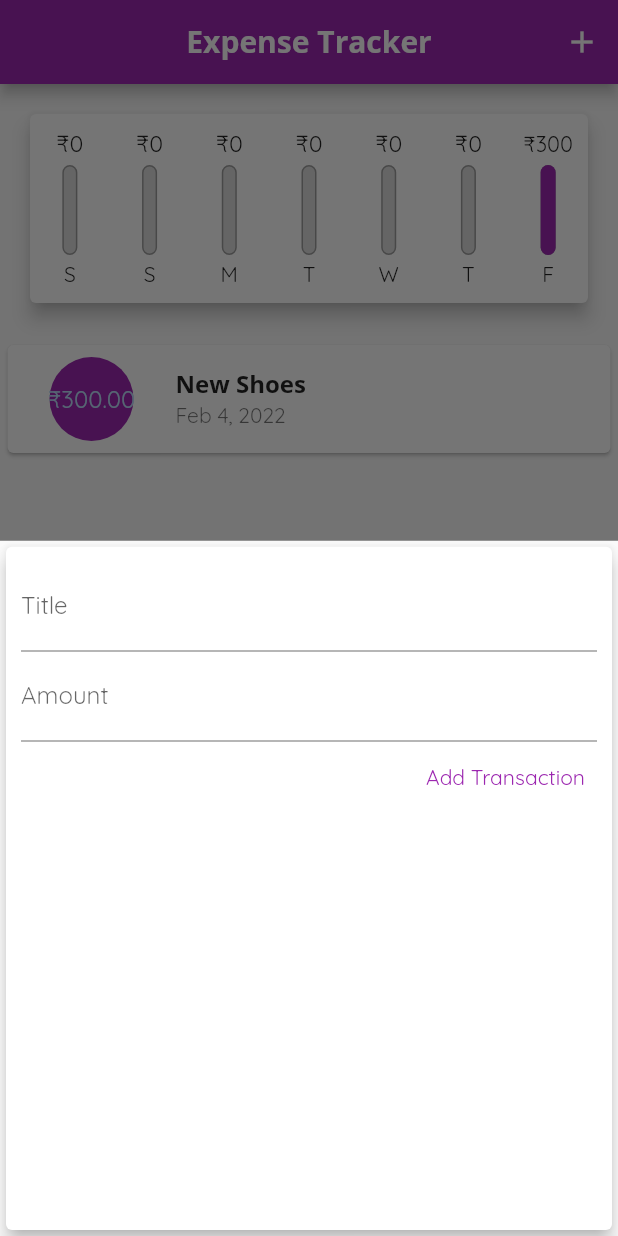
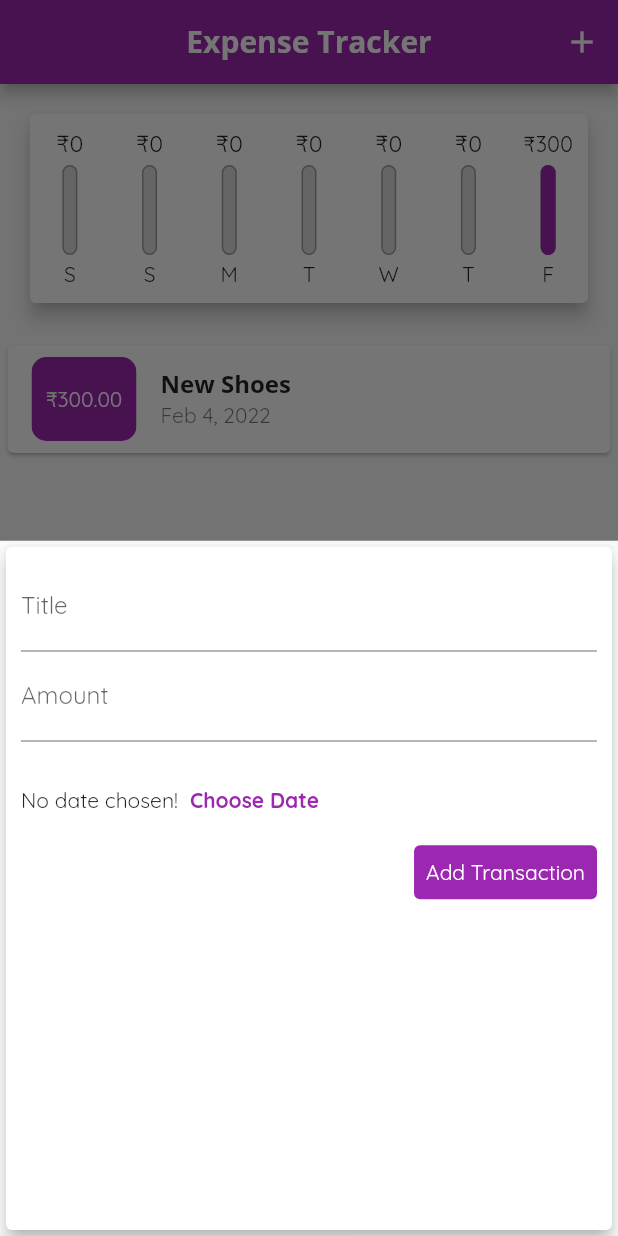
Before and after one commit to Dhrumi-Kansara/flutter-expense-tracker, a Flutter app: the screen it shows after launch, after a tap on the "add" icon, on a phone screen of 412 x 824 dp. Run offline on Flutter 3.47's test engine with Material 2 defaults, Android fonts, the phone set to English and light mode, and no system bars.

Commit message:
added: date in add new transaction

```diff
--- a/lib/main.dart
+++ b/lib/main.dart
@@ -34,7 +34,9 @@ class MyApp extends StatelessWidget {
             fontSize: 20,
             fontWeight: FontWeight.w700,
           ),
+
         ),
+
       ),
       home: MyHomePage(),
     );
--- a/lib/widgets/add_transaction.dart
+++ b/lib/widgets/add_transaction.dart
@@ -22,8 +22,8 @@ class _AddTransactionState extends State<AddTransaction> {
     if (!title.isEmpty && double.tryParse(amountStr) != false) {
       double amount = double.parse(amountStr);
       if (amount >= 0) {
-
-        widget.addNewTransaction(amount: amount, title: widget.titleController.text);
+        widget.addNewTransaction(
+            amount: amount, title: widget.titleController.text);
         widget.titleController.clear();
         widget.amountController.clear();
       }
@@ -50,10 +50,26 @@ class _AddTransactionState extends State<AddTransaction> {
               decoration: InputDecoration(labelText: 'Amount'),
               onSubmitted: (_) => onSubmit(),
             ),
+            SizedBox(
+              height: 15,
+            ),
+            Row(
+              children: [
+                Text('No date chosen!'),
+                TextButton(
+                  onPressed: () {},
+                  child: Text(
+                    'Choose Date',
+                    style: TextStyle(fontWeight: FontWeight.bold),
+                  ),
+                ),
+              ],
+            ),
             TextButton(
               onPressed: onSubmit,
               style: ButtonStyle(
-                foregroundColor: MaterialStateProperty.all(Colors.purple),
+                backgroundColor: MaterialStateProperty.all(Theme.of(context).colorScheme.primary),
+                foregroundColor: MaterialStateProperty.all(Colors.white),
               ),
               child: Text('Add Transaction'),
             ),
--- a/lib/widgets/transaction_list.dart
+++ b/lib/widgets/transaction_list.dart
@@ -39,15 +39,20 @@ class TransactionList extends StatelessWidget {
                   return Card(
                     margin: EdgeInsets.symmetric(vertical: 8, horizontal: 5),
                     child: ListTile(
-                      leading: CircleAvatar(
-                        radius: 40,
-                        backgroundColor: Theme.of(context).colorScheme.primary,
-                        child: ClipOval(
-                          child: Padding(
-                            padding: const EdgeInsets.all(6),
-                            child: FittedBox(
-                              child: Text(
-                                  '$kRupeeSymbol${transactions[index].amount.toStringAsFixed(2)}'),
+                      leading: ClipRRect(
+                        borderRadius: BorderRadius.circular(10.0), //or 15.0
+
+                        child: Container(
+                          color: Theme.of(context).colorScheme.primary,
+                          alignment: Alignment.center,
+                          height: 70,
+                          width: 70,
+                          padding: EdgeInsets.all(6),
+                          child: Text(
+                            '$kRupeeSymbol${transactions[index].amount.toStringAsFixed(2)}',
+                            textAlign: TextAlign.center,
+                            style: TextStyle(
+                              color: Colors.white,
                             ),
                           ),
                         ),
```
